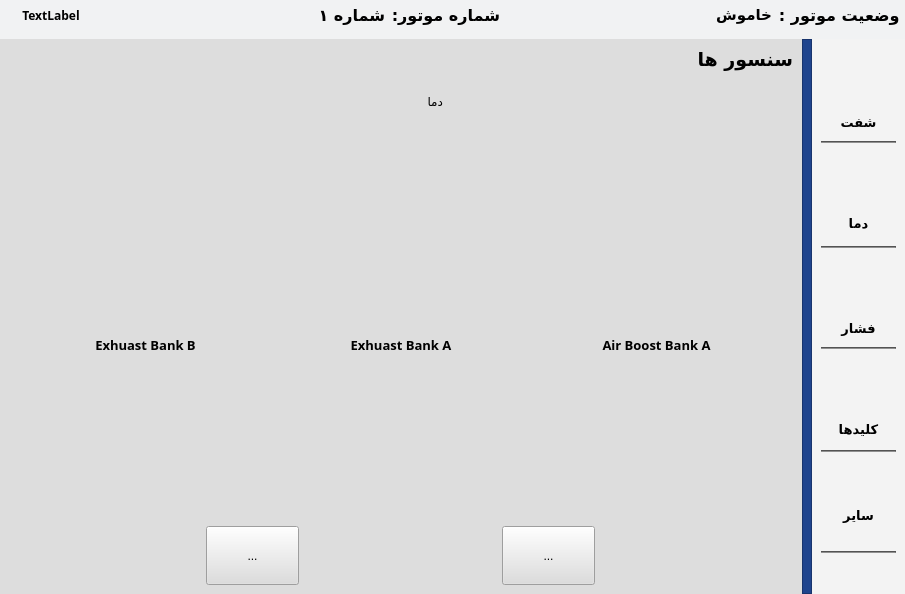
AmirNikravan/Control-Monitor, file main.ui: the form before one commit.
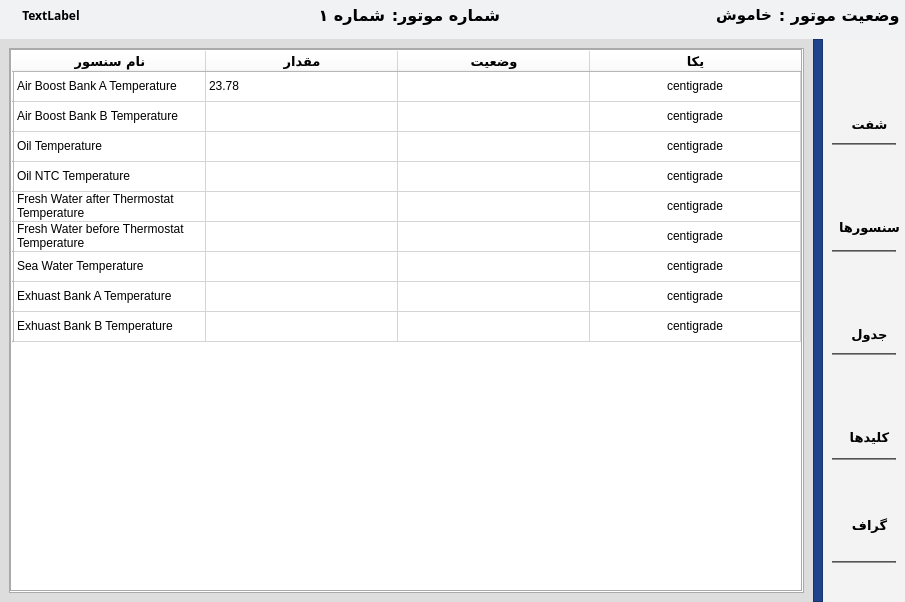
The form after the commit. The open tabs and pages were chosen to show the change. Icons and pictures are not drawn. Custom widgets are drawn as their Qt base class.

Diff of the .ui file:
```diff
--- a/main.ui
+++ b/main.ui
@@ -7,15 +7,28 @@
     <x>0</x>
     <y>0</y>
     <width>905</width>
-    <height>594</height>
+    <height>602</height>
    </rect>
   </property>
+  <property name="minimumSize">
+   <size>
+    <width>255</width>
+    <height>212</height>
+   </size>
+  </property>
   <property name="maximumSize">
    <size>
     <width>16777215</width>
     <height>16777215</height>
    </size>
   </property>
+  <property name="font">
+   <font>
+    <family>IRANSansXFaNum</family>
+    <pointsize>10</pointsize>
+    <bold>true</bold>
+   </font>
+  </property>
   <property name="windowTitle">
    <string>درفش</string>
   </property>
@@ -187,7 +200,7 @@
          <number>0</number>
         </property>
         <property name="currentIndex">
-         <number>1</number>
+         <number>2</number>
         </property>
         <widget class="QWidget" name="shaft">
          <property name="styleSheet">
@@ -436,7 +449,7 @@
           <item>
            <widget class="QStackedWidget" name="stackedWidget_sensosr">
             <property name="currentIndex">
-             <number>2</number>
+             <number>0</number>
             </property>
             <widget class="QWidget" name="page">
              <layout class="QVBoxLayout" name="verticalLayout_31">
@@ -638,7 +651,7 @@
                 <property name="sizeHint" stdset="0">
                  <size>
                   <width>20</width>
-                  <height>153</height>
+                  <height>148</height>
                  </size>
                 </property>
                </spacer>
@@ -1041,61 +1054,43 @@
               </item>
              </layout>
             </widget>
-           </widget>
-          </item>
-          <item>
-           <layout class="QHBoxLayout" name="horizontalLayout_4">
-            <item>
-             <widget class="QToolButton" name="toolButton_previouspage_sensors">
-              <property name="minimumSize">
-               <size>
-                <width>93</width>
-                <height>59</height>
-               </size>
-              </property>
-              <property name="text">
-               <string>...</string>
-              </property>
-             </widget>
-            </item>
-            <item>
-             <widget class="QToolButton" name="toolButton_nextpage_sensors">
-              <property name="minimumSize">
-               <size>
-                <width>93</width>
-                <height>59</height>
-               </size>
-              </property>
-              <property name="text">
-               <string>...</string>
-              </property>
-             </widget>
-            </item>
-           </layout>
-          </item>
-         </layout>
-        </widget>
-        <widget class="QWidget" name="pressure">
+            <widget class="QWidget" name="page_4">
          <layout class="QVBoxLayout" name="verticalLayout_26">
           <item>
-           <widget class="QLabel" name="label_13">
-            <property name="maximumSize">
+               <layout class="QHBoxLayout" name="horizontalLayout_14">
+                <property name="spacing">
+                 <number>0</number>
+                </property>
+                <item>
+                 <spacer name="horizontalSpacer_9">
+                  <property name="orientation">
+                   <enum>Qt::Orientation::Horizontal</enum>
+                  </property>
+                  <property name="sizeType">
+                   <enum>QSizePolicy::Policy::Minimum</enum>
+                  </property>
+                  <property name="sizeHint" stdset="0">
              <size>
-              <width>16777215</width>
-              <height>28</height>
-             </size>
-            </property>
-            <property name="font">
-             <font>
-              <family>IRANSansXFaNum</family>
-              <pointsize>14</pointsize>
-              <bold>true</bold>
-             </font>
+                    <width>40</width>
+                    <height>6</height>
+                   </size>
+                  </property>
+                 </spacer>
+                </item>
+                <item>
+                 <widget class="QLabel" name="label_29">
+                  <property name="sizePolicy">
+                   <sizepolicy hsizetype="Maximum" vsizetype="Maximum">
+                    <horstretch>0</horstretch>
+                    <verstretch>0</verstretch>
+                   </sizepolicy>
             </property>
             <property name="text">
-             <string>سنسور فشار</string>
-            </property>
-           </widget>
+                   <string>فشار</string>
+                  </property>
+                 </widget>
+                </item>
+               </layout>
           </item>
           <item>
            <layout class="QHBoxLayout" name="horizontalLayout_12">
@@ -1103,10 +1098,16 @@
              <layout class="QVBoxLayout" name="verticalLayout_21">
               <item>
                <widget class="AnalogGaugeWidget" name="oil_pressure_gauge" native="true">
+                    <property name="minimumSize">
+                     <size>
+                      <width>255</width>
+                      <height>212</height>
+                     </size>
+                    </property>
                 <property name="maximumSize">
                  <size>
-                  <width>16777215</width>
-                  <height>220</height>
+                      <width>255</width>
+                      <height>212</height>
                  </size>
                 </property>
                </widget>
@@ -1140,10 +1141,16 @@
              <layout class="QVBoxLayout" name="verticalLayout_22">
               <item>
                <widget class="AnalogGaugeWidget" name="oil_switch_pressure_gauge" native="true">
+                    <property name="minimumSize">
+                     <size>
+                      <width>255</width>
+                      <height>212</height>
+                     </size>
+                    </property>
                 <property name="maximumSize">
                  <size>
-                  <width>16777215</width>
-                  <height>220</height>
+                      <width>255</width>
+                      <height>212</height>
                  </size>
                 </property>
                </widget>
@@ -1177,10 +1184,16 @@
              <layout class="QVBoxLayout" name="verticalLayout_23">
               <item>
                <widget class="AnalogGaugeWidget" name="airboost_pressure_gauge" native="true">
+                    <property name="minimumSize">
+                     <size>
+                      <width>255</width>
+                      <height>212</height>
+                     </size>
+                    </property>
                 <property name="maximumSize">
                  <size>
-                  <width>16777215</width>
-                  <height>220</height>
+                      <width>255</width>
+                      <height>212</height>
                  </size>
                 </property>
                </widget>
@@ -1213,7 +1226,66 @@
            </layout>
           </item>
           <item>
+               <spacer name="verticalSpacer_4">
+                <property name="orientation">
+                 <enum>Qt::Orientation::Vertical</enum>
+                </property>
+                <property name="sizeType">
+                 <enum>QSizePolicy::Policy::Maximum</enum>
+                </property>
+                <property name="sizeHint" stdset="0">
+                 <size>
+                  <width>20</width>
+                  <height>150</height>
+                 </size>
+                </property>
+               </spacer>
+              </item>
+             </layout>
+            </widget>
+            <widget class="QWidget" name="page_5">
+             <layout class="QVBoxLayout" name="verticalLayout_42">
+              <item>
+               <layout class="QHBoxLayout" name="horizontalLayout_17">
+                <property name="spacing">
+                 <number>0</number>
+                </property>
+                <item>
+                 <spacer name="horizontalSpacer_10">
+                  <property name="orientation">
+                   <enum>Qt::Orientation::Horizontal</enum>
+                  </property>
+                  <property name="sizeType">
+                   <enum>QSizePolicy::Policy::Minimum</enum>
+                  </property>
+                  <property name="sizeHint" stdset="0">
+                   <size>
+                    <width>40</width>
+                    <height>6</height>
+                   </size>
+                  </property>
+                 </spacer>
+                </item>
+                <item>
+                 <widget class="QLabel" name="label_33">
+                  <property name="sizePolicy">
+                   <sizepolicy hsizetype="Maximum" vsizetype="Maximum">
+                    <horstretch>0</horstretch>
+                    <verstretch>0</verstretch>
+                   </sizepolicy>
+                  </property>
+                  <property name="text">
+                   <string>فشار</string>
+                  </property>
+                 </widget>
+                </item>
+               </layout>
+              </item>
+              <item>
            <layout class="QHBoxLayout" name="horizontalLayout_13">
+                <property name="spacing">
+                 <number>0</number>
+                </property>
             <item>
              <spacer name="horizontalSpacer_2">
               <property name="orientation">
@@ -1229,18 +1301,21 @@
             </item>
             <item>
              <layout class="QVBoxLayout" name="verticalLayout_25">
+                  <property name="spacing">
+                   <number>0</number>
+                  </property>
               <item>
                <widget class="AnalogGaugeWidget" name="sea_water_pressure_gauge" native="true">
                 <property name="minimumSize">
                  <size>
-                  <width>196</width>
-                  <height>0</height>
+                      <width>255</width>
+                      <height>212</height>
                  </size>
                 </property>
                 <property name="maximumSize">
                  <size>
-                  <width>16777215</width>
-                  <height>220</height>
+                      <width>255</width>
+                      <height>212</height>
                  </size>
                 </property>
                </widget>
@@ -1288,18 +1363,21 @@
             </item>
             <item>
              <layout class="QVBoxLayout" name="verticalLayout_24">
+                  <property name="spacing">
+                   <number>0</number>
+                  </property>
               <item>
                <widget class="AnalogGaugeWidget" name="fuel_pressure_gauge" native="true">
                 <property name="minimumSize">
                  <size>
-                  <width>196</width>
-                  <height>0</height>
+                      <width>255</width>
+                      <height>212</height>
                  </size>
                 </property>
                 <property name="maximumSize">
                  <size>
-                  <width>16777215</width>
-                  <height>220</height>
+                      <width>255</width>
+                      <height>212</height>
                  </size>
                 </property>
                </widget>
@@ -1344,6 +1422,472 @@
             </item>
            </layout>
           </item>
+              <item>
+               <spacer name="verticalSpacer_5">
+                <property name="orientation">
+                 <enum>Qt::Orientation::Vertical</enum>
+                </property>
+                <property name="sizeType">
+                 <enum>QSizePolicy::Policy::Maximum</enum>
+                </property>
+                <property name="sizeHint" stdset="0">
+                 <size>
+                  <width>20</width>
+                  <height>148</height>
+                 </size>
+                </property>
+               </spacer>
+              </item>
+             </layout>
+            </widget>
+           </widget>
+          </item>
+          <item>
+           <layout class="QHBoxLayout" name="horizontalLayout_4">
+            <item>
+             <widget class="QToolButton" name="toolButton_previouspage_sensors">
+              <property name="minimumSize">
+               <size>
+                <width>93</width>
+                <height>64</height>
+               </size>
+              </property>
+              <property name="font">
+               <font>
+                <family>IRANSansXFaNum</family>
+                <pointsize>10</pointsize>
+                <bold>true</bold>
+               </font>
+              </property>
+              <property name="styleSheet">
+               <string notr="true">QToolButton{
+background-color: rgb(193, 233, 255);
+border-radius : 15;
+color: rgb(13, 13, 13);
+}
+QToolButton::hover{
+	background-color: rgb(215, 255, 218);
+}</string>
+              </property>
+              <property name="text">
+               <string>صفحه قبل</string>
+              </property>
+              <property name="icon">
+               <iconset resource="src.qrc">
+                <normaloff>:/icons/icons/icons8-back-arrow-100.png</normaloff>:/icons/icons/icons8-back-arrow-100.png</iconset>
+              </property>
+              <property name="iconSize">
+               <size>
+                <width>47</width>
+                <height>39</height>
+               </size>
+              </property>
+              <property name="toolButtonStyle">
+               <enum>Qt::ToolButtonStyle::ToolButtonTextUnderIcon</enum>
+              </property>
+             </widget>
+            </item>
+            <item>
+             <widget class="QToolButton" name="toolButton_nextpage_sensors">
+              <property name="minimumSize">
+               <size>
+                <width>93</width>
+                <height>64</height>
+               </size>
+              </property>
+              <property name="font">
+               <font>
+                <family>IRANSansXFaNum Black</family>
+                <pointsize>10</pointsize>
+                <bold>true</bold>
+               </font>
+              </property>
+              <property name="styleSheet">
+               <string notr="true">QToolButton{
+background-color: rgb(193, 233, 255);
+border-radius : 15;
+color: rgb(13, 13, 13);
+}
+QToolButton::hover{
+	background-color: rgb(215, 255, 218);
+}</string>
+              </property>
+              <property name="text">
+               <string>صفحه بعد</string>
+              </property>
+              <property name="icon">
+               <iconset resource="src.qrc">
+                <normaloff>:/icons/icons/icons8-forward-button-100.png</normaloff>:/icons/icons/icons8-forward-button-100.png</iconset>
+              </property>
+              <property name="iconSize">
+               <size>
+                <width>47</width>
+                <height>39</height>
+               </size>
+              </property>
+              <property name="toolButtonStyle">
+               <enum>Qt::ToolButtonStyle::ToolButtonTextUnderIcon</enum>
+              </property>
+             </widget>
+            </item>
+           </layout>
+          </item>
+         </layout>
+        </widget>
+        <widget class="QWidget" name="table">
+         <layout class="QVBoxLayout" name="verticalLayout_43">
+          <item>
+           <widget class="QScrollArea" name="scrollArea">
+            <property name="widgetResizable">
+             <bool>true</bool>
+            </property>
+            <widget class="QWidget" name="scrollAreaWidgetContents">
+             <property name="geometry">
+              <rect>
+               <x>0</x>
+               <y>0</y>
+               <width>793</width>
+               <height>541</height>
+              </rect>
+             </property>
+             <layout class="QVBoxLayout" name="verticalLayout_44">
+              <property name="spacing">
+               <number>0</number>
+              </property>
+              <property name="leftMargin">
+               <number>0</number>
+              </property>
+              <property name="topMargin">
+               <number>0</number>
+              </property>
+              <property name="rightMargin">
+               <number>0</number>
+              </property>
+              <property name="bottomMargin">
+               <number>0</number>
+              </property>
+              <item>
+               <widget class="QTableWidget" name="tableWidget_data">
+                <property name="layoutDirection">
+                 <enum>Qt::LayoutDirection::LeftToRight</enum>
+                </property>
+                <property name="styleSheet">
+                 <string notr="true">background-color: rgb(255, 255, 255);</string>
+                </property>
+                <property name="frameShape">
+                 <enum>QFrame::Shape::Box</enum>
+                </property>
+                <property name="sizeAdjustPolicy">
+                 <enum>QAbstractScrollArea::SizeAdjustPolicy::AdjustToContents</enum>
+                </property>
+                <property name="editTriggers">
+                 <set>QAbstractItemView::EditTrigger::NoEditTriggers</set>
+                </property>
+                <property name="showGrid">
+                 <bool>true</bool>
+                </property>
+                <property name="gridStyle">
+                 <enum>Qt::PenStyle::SolidLine</enum>
+                </property>
+                <property name="sortingEnabled">
+                 <bool>false</bool>
+                </property>
+                <property name="wordWrap">
+                 <bool>true</bool>
+                </property>
+                <property name="cornerButtonEnabled">
+                 <bool>true</bool>
+                </property>
+                <attribute name="horizontalHeaderCascadingSectionResizes">
+                 <bool>false</bool>
+                </attribute>
+                <attribute name="horizontalHeaderMinimumSectionSize">
+                 <number>49</number>
+                </attribute>
+                <attribute name="horizontalHeaderDefaultSectionSize">
+                 <number>192</number>
+                </attribute>
+                <attribute name="horizontalHeaderHighlightSections">
+                 <bool>true</bool>
+                </attribute>
+                <attribute name="horizontalHeaderShowSortIndicator" stdset="0">
+                 <bool>false</bool>
+                </attribute>
+                <attribute name="horizontalHeaderStretchLastSection">
+                 <bool>true</bool>
+                </attribute>
+                <attribute name="verticalHeaderCascadingSectionResizes">
+                 <bool>false</bool>
+                </attribute>
+                <attribute name="verticalHeaderStretchLastSection">
+                 <bool>false</bool>
+                </attribute>
+                <row>
+                 <property name="text">
+                  <string/>
+                 </property>
+                </row>
+                <row>
+                 <property name="text">
+                  <string/>
+                 </property>
+                </row>
+                <row>
+                 <property name="text">
+                  <string/>
+                 </property>
+                </row>
+                <row>
+                 <property name="text">
+                  <string/>
+                 </property>
+                </row>
+                <row>
+                 <property name="text">
+                  <string/>
+                 </property>
+                </row>
+                <row>
+                 <property name="text">
+                  <string/>
+                 </property>
+                </row>
+                <row>
+                 <property name="text">
+                  <string/>
+                 </property>
+                </row>
+                <row>
+                 <property name="text">
+                  <string/>
+                 </property>
+                </row>
+                <row>
+                 <property name="text">
+                  <string/>
+                 </property>
+                </row>
+                <column>
+                 <property name="text">
+                  <string>نام سنسور</string>
+                 </property>
+                 <property name="font">
+                  <font>
+                   <family>IRANSansXFaNum</family>
+                   <pointsize>10</pointsize>
+                   <bold>true</bold>
+                  </font>
+                 </property>
+                </column>
+                <column>
+                 <property name="text">
+                  <string>مقدار</string>
+                 </property>
+                 <property name="font">
+                  <font>
+                   <family>IRANSansXFaNum</family>
+                   <pointsize>10</pointsize>
+                   <bold>true</bold>
+                  </font>
+                 </property>
+                </column>
+                <column>
+                 <property name="text">
+                  <string>وضعیت</string>
+                 </property>
+                 <property name="font">
+                  <font>
+                   <family>IRANSansXFaNum</family>
+                   <pointsize>10</pointsize>
+                   <bold>true</bold>
+                  </font>
+                 </property>
+                </column>
+                <column>
+                 <property name="text">
+                  <string>یکا</string>
+                 </property>
+                 <property name="font">
+                  <font>
+                   <family>IRANSansXFaNum</family>
+                   <pointsize>10</pointsize>
+                   <bold>true</bold>
+                  </font>
+                 </property>
+                </column>
+                <item row="0" column="0">
+                 <property name="text">
+                  <string>Air Boost Bank A Temperature</string>
+                 </property>
+                </item>
+                <item row="0" column="1">
+                 <property name="text">
+                  <string>23.78</string>
+                 </property>
+                </item>
+                <item row="0" column="2">
+                 <property name="textAlignment">
+                  <set>AlignCenter</set>
+                 </property>
+                </item>
+                <item row="0" column="3">
+                 <property name="text">
+                  <string>centigrade</string>
+                 </property>
+                 <property name="textAlignment">
+                  <set>AlignCenter</set>
+                 </property>
+                </item>
+                <item row="1" column="0">
+                 <property name="text">
+                  <string>Air Boost Bank B Temperature</string>
+                 </property>
+                </item>
+                <item row="1" column="2">
+                 <property name="textAlignment">
+                  <set>AlignCenter</set>
+                 </property>
+                </item>
+                <item row="1" column="3">
+                 <property name="text">
+                  <string>centigrade</string>
+                 </property>
+                 <property name="textAlignment">
+                  <set>AlignCenter</set>
+                 </property>
+                </item>
+                <item row="2" column="0">
+                 <property name="text">
+                  <string>Oil Temperature</string>
+                 </property>
+                </item>
+                <item row="2" column="2">
+                 <property name="textAlignment">
+                  <set>AlignCenter</set>
+                 </property>
+                </item>
+                <item row="2" column="3">
+                 <property name="text">
+                  <string>centigrade</string>
+                 </property>
+                 <property name="textAlignment">
+                  <set>AlignCenter</set>
+                 </property>
+                </item>
+                <item row="3" column="0">
+                 <property name="text">
+                  <string>Oil NTC Temperature</string>
+                 </property>
+                </item>
+                <item row="3" column="2">
+                 <property name="textAlignment">
+                  <set>AlignCenter</set>
+                 </property>
+                </item>
+                <item row="3" column="3">
+                 <property name="text">
+                  <string>centigrade</string>
+                 </property>
+                 <property name="textAlignment">
+                  <set>AlignCenter</set>
+                 </property>
+                </item>
+                <item row="4" column="0">
+                 <property name="text">
+                  <string>Fresh Water after Thermostat Temperature </string>
+                 </property>
+                </item>
+                <item row="4" column="2">
+                 <property name="textAlignment">
+                  <set>AlignCenter</set>
+                 </property>
+                </item>
+                <item row="4" column="3">
+                 <property name="text">
+                  <string>centigrade</string>
+                 </property>
+                 <property name="textAlignment">
+                  <set>AlignCenter</set>
+                 </property>
+                </item>
+                <item row="5" column="0">
+                 <property name="text">
+                  <string>Fresh Water before Thermostat Temperature</string>
+                 </property>
+                </item>
+                <item row="5" column="2">
+                 <property name="textAlignment">
+                  <set>AlignCenter</set>
+                 </property>
+                </item>
+                <item row="5" column="3">
+                 <property name="text">
+                  <string>centigrade</string>
+                 </property>
+                 <property name="textAlignment">
+                  <set>AlignCenter</set>
+                 </property>
+                </item>
+                <item row="6" column="0">
+                 <property name="text">
+                  <string>Sea Water Temperature</string>
+                 </property>
+                </item>
+                <item row="6" column="2">
+                 <property name="textAlignment">
+                  <set>AlignCenter</set>
+                 </property>
+                </item>
+                <item row="6" column="3">
+                 <property name="text">
+                  <string>centigrade</string>
+                 </property>
+                 <property name="textAlignment">
+                  <set>AlignCenter</set>
+                 </property>
+                </item>
+                <item row="7" column="0">
+                 <property name="text">
+                  <string>Exhuast Bank A Temperature</string>
+                 </property>
+                </item>
+                <item row="7" column="2">
+                 <property name="textAlignment">
+                  <set>AlignCenter</set>
+                 </property>
+                </item>
+                <item row="7" column="3">
+                 <property name="text">
+                  <string>centigrade</string>
+                 </property>
+                 <property name="textAlignment">
+                  <set>AlignCenter</set>
+                 </property>
+                </item>
+                <item row="8" column="0">
+                 <property name="text">
+                  <string>Exhuast Bank B Temperature</string>
+                 </property>
+                </item>
+                <item row="8" column="2">
+                 <property name="textAlignment">
+                  <set>AlignCenter</set>
+                 </property>
+                </item>
+                <item row="8" column="3">
+                 <property name="text">
+                  <string>centigrade</string>
+                 </property>
+                 <property name="textAlignment">
+                  <set>AlignCenter</set>
+                 </property>
+                </item>
+               </widget>
+              </item>
+             </layout>
+            </widget>
+           </widget>
+          </item>
          </layout>
         </widget>
         <widget class="QWidget" name="keys">
@@ -1962,7 +2506,7 @@
               </font>
              </property>
              <property name="text">
-              <string>دما</string>
+              <string>سنسورها</string>
              </property>
             </widget>
            </item>
@@ -2008,7 +2552,7 @@
               </font>
              </property>
              <property name="text">
-              <string>فشار</string>
+              <string>جدول</string>
              </property>
             </widget>
            </item>
@@ -2097,7 +2641,7 @@
               </font>
              </property>
              <property name="text">
-              <string>سایر</string>
+              <string>گراف</string>
              </property>
             </widget>
            </item>
```
Left out of the diff: 4 changed lines with no effect on the pictures. Lines whose indentation alone changed are shown as unchanged.
